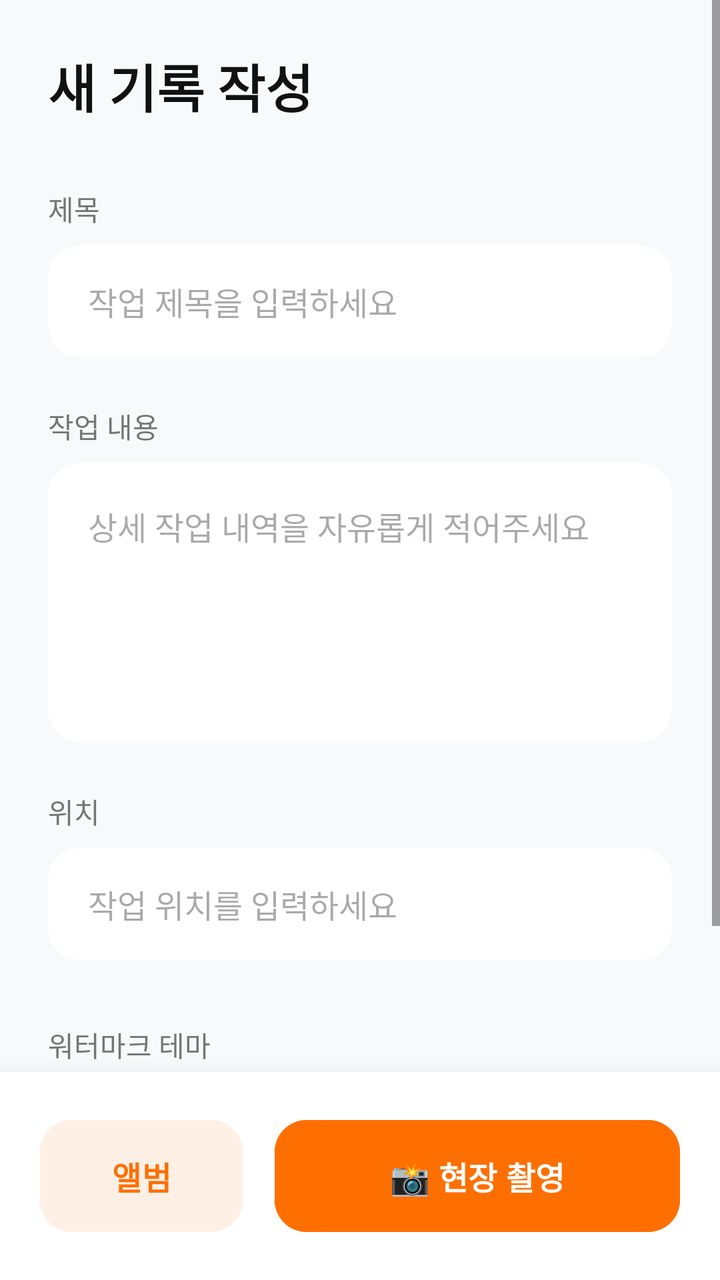
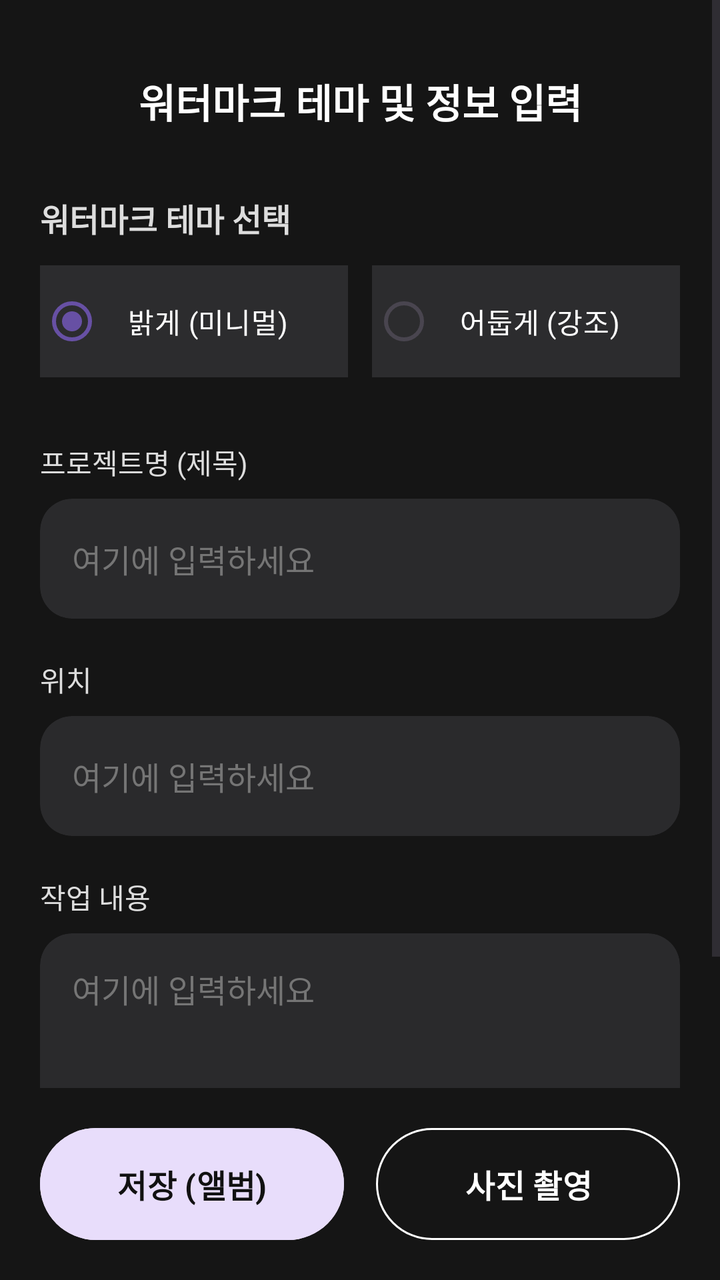

Compare the two renders of this Android layout. The source of the first and the diff that turns it into the second are given below.
<!-- AndroidManifest.xml: application theme Theme.Siteboard -->
<!-- res/layout/activity_sub.xml -->
<?xml version="1.0" encoding="utf-8"?>
<androidx.constraintlayout.widget.ConstraintLayout
    xmlns:android="http://schemas.android.com/apk/res/android"
    xmlns:app="http://schemas.android.com/apk/res-auto"
    android:layout_width="match_parent"
    android:layout_height="match_parent"
    android:background="#F8F9FA">

    <ScrollView
        android:layout_width="match_parent"
        android:layout_height="0dp"
        app:layout_constraintTop_toTopOf="parent"
        app:layout_constraintBottom_toTopOf="@id/layoutBottom"
        android:fillViewport="true">

        <LinearLayout
            android:layout_width="match_parent"
            android:layout_height="wrap_content"
            android:orientation="vertical"
            android:padding="24dp">

            <TextView android:layout_width="wrap_content" android:layout_height="wrap_content" android:text="새 기록 작성" android:textSize="26sp" android:textColor="#111111" android:textStyle="bold" android:layout_marginBottom="32dp"/>

            <TextView android:layout_width="wrap_content" android:layout_height="wrap_content" android:text="제목" android:textColor="#757575" android:textSize="14sp" android:layout_marginBottom="8dp"/>
            <androidx.cardview.widget.CardView android:layout_width="match_parent" android:layout_height="56dp" app:cardCornerRadius="16dp" app:cardElevation="0dp" app:cardBackgroundColor="#FFFFFF" android:layout_marginBottom="24dp">
                <EditText android:id="@+id/etTitle" android:layout_width="match_parent" android:layout_height="match_parent" android:background="@null" android:paddingHorizontal="20dp" android:hint="작업 제목을 입력하세요" android:textColor="#111111" android:textSize="16sp"/>
            </androidx.cardview.widget.CardView>

            <TextView android:layout_width="wrap_content" android:layout_height="wrap_content" android:text="작업 내용" android:textColor="#757575" android:textSize="14sp" android:layout_marginBottom="8dp"/>
            <androidx.cardview.widget.CardView android:layout_width="match_parent" android:layout_height="wrap_content" app:cardCornerRadius="16dp" app:cardElevation="0dp" app:cardBackgroundColor="#FFFFFF" android:layout_marginBottom="24dp">
                <EditText android:id="@+id/etDesc" android:layout_width="match_parent" android:layout_height="wrap_content" android:minHeight="140dp" android:background="@null" android:gravity="top" android:padding="20dp" android:hint="상세 작업 내역을 자유롭게 적어주세요" android:textColor="#111111" android:textSize="16sp" android:inputType="textMultiLine"/>
            </androidx.cardview.widget.CardView>

            <TextView android:layout_width="wrap_content" android:layout_height="wrap_content" android:text="위치" android:textColor="#757575" android:textSize="14sp" android:layout_marginBottom="8dp"/>
            <androidx.cardview.widget.CardView android:layout_width="match_parent" android:layout_height="56dp" app:cardCornerRadius="16dp" app:cardElevation="0dp" app:cardBackgroundColor="#FFFFFF" android:layout_marginBottom="32dp">
                <EditText android:id="@+id/etLocation" android:layout_width="match_parent" android:layout_height="match_parent" android:background="@null" android:paddingHorizontal="20dp" android:hint="작업 위치를 입력하세요" android:textColor="#111111" android:textSize="16sp"/>
            </androidx.cardview.widget.CardView>

            <TextView android:layout_width="wrap_content" android:layout_height="wrap_content" android:text="워터마크 테마" android:textColor="#757575" android:textSize="14sp" android:layout_marginBottom="8dp"/>
            <RadioGroup android:id="@+id/rgTheme" android:layout_width="match_parent" android:layout_height="wrap_content" android:orientation="horizontal" android:background="@drawable/bg_search_bar" android:backgroundTint="#FFFFFF" android:padding="4dp">
                <RadioButton android:id="@+id/rbLight" android:layout_width="0dp" android:layout_height="48dp" android:text="밝게" android:checked="true" android:layout_weight="1" android:buttonTint="#FF6F00" android:textColor="#111111"/>
                <RadioButton android:id="@+id/rbDark" android:layout_width="0dp" android:layout_height="48dp" android:text="어둡게" android:layout_weight="1" android:buttonTint="#FF6F00" android:textColor="#111111"/>
            </RadioGroup>
        </LinearLayout>
    </ScrollView>

    <LinearLayout
        android:id="@+id/layoutBottom"
        android:layout_width="match_parent"
        android:layout_height="wrap_content"
        android:orientation="horizontal"
        android:padding="20dp"
        android:background="#FFFFFF"
        android:elevation="16dp"
        app:layout_constraintBottom_toBottomOf="parent">

        <Button android:id="@+id/btnGallery" android:layout_width="0dp" android:layout_height="64dp" android:layout_weight="1" android:text="앨범" android:textColor="#FF6F00" android:backgroundTint="#FFF0E6" app:cornerRadius="16dp" android:textSize="16sp" android:textStyle="bold" android:layout_marginEnd="8dp"/>
        <Button android:id="@+id/btnCamera" android:layout_width="0dp" android:layout_height="64dp" android:layout_weight="2" android:text="📸 현장 촬영" android:textColor="#FFFFFF" android:backgroundTint="#FF6F00" app:cornerRadius="16dp" android:textSize="16sp" android:textStyle="bold" android:layout_marginStart="8dp"/>
    </LinearLayout>

    <LinearLayout android:id="@+id/layoutLoading" android:layout_width="match_parent" android:layout_height="match_parent" android:background="#D9FFFFFF" android:gravity="center" android:orientation="vertical" android:visibility="gone" android:clickable="true" android:focusable="true" app:layout_constraintTop_toTopOf="parent">
        <ProgressBar android:layout_width="64dp" android:layout_height="64dp" android:indeterminateTint="#FF6F00"/>
        <TextView android:layout_width="wrap_content" android:layout_height="wrap_content" android:text="사진에 기록을 새기는 중..." android:textColor="#111111" android:layout_marginTop="24dp" android:textSize="18sp" android:textStyle="bold"/>
    </LinearLayout>
</androidx.constraintlayout.widget.ConstraintLayout>
<!-- resources referenced by this layout -->
<resources>
  <!-- drawable bg_search_bar (drawable) -->
  <?xml version="1.0" encoding="utf-8"?>
  <shape xmlns:android="http://schemas.android.com/apk/res/android"
      android:shape="rectangle">
  
      <solid android:color="#FFFFFF" />
  
      <corners android:radius="16dp" />
  
      <stroke
          android:width="1dp"
          android:color="#E0E0E0" />
  
  </shape>
  <style name="Theme.Siteboard" parent="Base.Theme.Siteboard" />
  <style name="Base.Theme.Siteboard" parent="Theme.Material3.DayNight.NoActionBar">
          
          
      </style>
</resources>

<!-- the commit's change to res/layout/activity_sub.xml (unified diff, before → after) -->
@@ -4,62 +4,96 @@
     xmlns:app="http://schemas.android.com/apk/res-auto"
     android:layout_width="match_parent"
     android:layout_height="match_parent"
-    android:background="#F8F9FA">
+    android:background="#151515"> <ScrollView
+    android:layout_width="match_parent"
+    android:layout_height="0dp"
+    app:layout_constraintTop_toTopOf="parent"
+    app:layout_constraintBottom_toTopOf="@id/layoutBottom"
+    android:fillViewport="true">
 
-    <ScrollView
+    <LinearLayout
         android:layout_width="match_parent"
-        android:layout_height="0dp"
-        app:layout_constraintTop_toTopOf="parent"
-        app:layout_constraintBottom_toTopOf="@id/layoutBottom"
-        android:fillViewport="true">
+        android:layout_height="wrap_content"
+        android:orientation="vertical"
+        android:padding="20dp">
 
-        <LinearLayout
+        <TextView
             android:layout_width="match_parent"
             android:layout_height="wrap_content"
-            android:orientation="vertical"
-            android:padding="24dp">
+            android:text="워터마크 테마 및 정보 입력"
+            android:textSize="20sp"
+            android:textColor="#FFFFFF"
+            android:textStyle="bold"
+            android:gravity="center"
+            android:layout_marginTop="16dp"
+            android:layout_marginBottom="32dp"/>
 
-            <TextView android:layout_width="wrap_content" android:layout_height="wrap_content" android:text="새 기록 작성" android:textSize="26sp" android:textColor="#111111" android:textStyle="bold" android:layout_marginBottom="32dp"/>
+        <TextView android:layout_width="wrap_content" android:layout_height="wrap_content" android:text="워터마크 테마 선택" android:textColor="#DDDDDD" android:textSize="16sp" android:textStyle="bold" android:layout_marginBottom="12dp"/>
 
-            <TextView android:layout_width="wrap_content" android:layout_height="wrap_content" android:text="제목" android:textColor="#757575" android:textSize="14sp" android:layout_marginBottom="8dp"/>
-            <androidx.cardview.widget.CardView android:layout_width="match_parent" android:layout_height="56dp" app:cardCornerRadius="16dp" app:cardElevation="0dp" app:cardBackgroundColor="#FFFFFF" android:layout_marginBottom="24dp">
-                <EditText android:id="@+id/etTitle" android:layout_width="match_parent" android:layout_height="match_parent" android:background="@null" android:paddingHorizontal="20dp" android:hint="작업 제목을 입력하세요" android:textColor="#111111" android:textSize="16sp"/>
-            </androidx.cardview.widget.CardView>
+        <RadioGroup android:id="@+id/rgTheme" android:layout_width="match_parent" android:layout_height="wrap_content" android:orientation="horizontal" android:layout_marginBottom="32dp">
+            <RadioButton android:id="@+id/rbLight" android:layout_width="0dp" android:layout_height="56dp" android:text="밝게 (미니멀)" android:checked="true" android:layout_weight="1" android:buttonTint="#D0BCFF" android:textColor="#FFFFFF" android:background="#2C2C2E" android:layout_marginEnd="6dp" android:paddingStart="12dp"/>
+            <RadioButton android:id="@+id/rbDark" android:layout_width="0dp" android:layout_height="56dp" android:text="어둡게 (강조)" android:layout_weight="1" android:buttonTint="#D0BCFF" android:textColor="#FFFFFF" android:background="#2C2C2E" android:layout_marginStart="6dp" android:paddingStart="12dp"/>
+        </RadioGroup>
 
-            <TextView android:layout_width="wrap_content" android:layout_height="wrap_content" android:text="작업 내용" android:textColor="#757575" android:textSize="14sp" android:layout_marginBottom="8dp"/>
-            <androidx.cardview.widget.CardView android:layout_width="match_parent" android:layout_height="wrap_content" app:cardCornerRadius="16dp" app:cardElevation="0dp" app:cardBackgroundColor="#FFFFFF" android:layout_marginBottom="24dp">
-                <EditText android:id="@+id/etDesc" android:layout_width="match_parent" android:layout_height="wrap_content" android:minHeight="140dp" android:background="@null" android:gravity="top" android:padding="20dp" android:hint="상세 작업 내역을 자유롭게 적어주세요" android:textColor="#111111" android:textSize="16sp" android:inputType="textMultiLine"/>
-            </androidx.cardview.widget.CardView>
+        <TextView android:layout_width="wrap_content" android:layout_height="wrap_content" android:text="프로젝트명 (제목)" android:textColor="#DDDDDD" android:textSize="14sp" android:layout_marginBottom="8dp"/>
+        <androidx.cardview.widget.CardView android:layout_width="match_parent" android:layout_height="60dp" app:cardCornerRadius="16dp" app:cardElevation="0dp" app:cardBackgroundColor="#2A2A2C" android:layout_marginBottom="20dp">
+            <EditText android:id="@+id/etTitle" android:layout_width="match_parent" android:layout_height="match_parent" android:background="@null" android:paddingHorizontal="16dp" android:hint="여기에 입력하세요" android:textColorHint="#757575" android:textColor="#FFFFFF" android:textSize="16sp" android:inputType="text"/>
+        </androidx.cardview.widget.CardView>
 
-            <TextView android:layout_width="wrap_content" android:layout_height="wrap_content" android:text="위치" android:textColor="#757575" android:textSize="14sp" android:layout_marginBottom="8dp"/>
-            <androidx.cardview.widget.CardView android:layout_width="match_parent" android:layout_height="56dp" app:cardCornerRadius="16dp" app:cardElevation="0dp" app:cardBackgroundColor="#FFFFFF" android:layout_marginBottom="32dp">
-                <EditText android:id="@+id/etLocation" android:layout_width="match_parent" android:layout_height="match_parent" android:background="@null" android:paddingHorizontal="20dp" android:hint="작업 위치를 입력하세요" android:textColor="#111111" android:textSize="16sp"/>
-            </androidx.cardview.widget.CardView>
+        <TextView android:layout_width="wrap_content" android:layout_height="wrap_content" android:text="위치" android:textColor="#DDDDDD" android:textSize="14sp" android:layout_marginBottom="8dp"/>
+        <androidx.cardview.widget.CardView android:layout_width="match_parent" android:layout_height="60dp" app:cardCornerRadius="16dp" app:cardElevation="0dp" app:cardBackgroundColor="#2A2A2C" android:layout_marginBottom="20dp">
+            <EditText android:id="@+id/etLocation" android:layout_width="match_parent" android:layout_height="match_parent" android:background="@null" android:paddingHorizontal="16dp" android:hint="여기에 입력하세요" android:textColorHint="#757575" android:textColor="#FFFFFF" android:textSize="16sp" android:inputType="text"/>
+        </androidx.cardview.widget.CardView>
 
-            <TextView android:layout_width="wrap_content" android:layout_height="wrap_content" android:text="워터마크 테마" android:textColor="#757575" android:textSize="14sp" android:layout_marginBottom="8dp"/>
-            <RadioGroup android:id="@+id/rgTheme" android:layout_width="match_parent" android:layout_height="wrap_content" android:orientation="horizontal" android:background="@drawable/bg_search_bar" android:backgroundTint="#FFFFFF" android:padding="4dp">
-                <RadioButton android:id="@+id/rbLight" android:layout_width="0dp" android:layout_height="48dp" android:text="밝게" android:checked="true" android:layout_weight="1" android:buttonTint="#FF6F00" android:textColor="#111111"/>
-                <RadioButton android:id="@+id/rbDark" android:layout_width="0dp" android:layout_height="48dp" android:text="어둡게" android:layout_weight="1" android:buttonTint="#FF6F00" android:textColor="#111111"/>
-            </RadioGroup>
-        </LinearLayout>
-    </ScrollView>
+        <TextView android:layout_width="wrap_content" android:layout_height="wrap_content" android:text="작업 내용" android:textColor="#DDDDDD" android:textSize="14sp" android:layout_marginBottom="8dp"/>
+        <androidx.cardview.widget.CardView android:layout_width="match_parent" android:layout_height="wrap_content" app:cardCornerRadius="16dp" app:cardElevation="0dp" app:cardBackgroundColor="#2A2A2C" android:layout_marginBottom="32dp">
+            <EditText android:id="@+id/etDesc" android:layout_width="match_parent" android:layout_height="wrap_content" android:minHeight="100dp" android:gravity="top" android:background="@null" android:padding="16dp" android:hint="여기에 입력하세요" android:textColorHint="#757575" android:textColor="#FFFFFF" android:textSize="16sp" android:inputType="textMultiLine"/>
+        </androidx.cardview.widget.CardView>
+
+    </LinearLayout>
+</ScrollView>
 
     <LinearLayout
         android:id="@+id/layoutBottom"
         android:layout_width="match_parent"
         android:layout_height="wrap_content"
         android:orientation="horizontal"
-        android:padding="20dp"
-        android:background="#FFFFFF"
-        android:elevation="16dp"
+        android:paddingHorizontal="20dp"
+        android:paddingVertical="16dp"
+        android:background="#151515"
         app:layout_constraintBottom_toBottomOf="parent">
 
-        <Button android:id="@+id/btnGallery" android:layout_width="0dp" android:layout_height="64dp" android:layout_weight="1" android:text="앨범" android:textColor="#FF6F00" android:backgroundTint="#FFF0E6" app:cornerRadius="16dp" android:textSize="16sp" android:textStyle="bold" android:layout_marginEnd="8dp"/>
-        <Button android:id="@+id/btnCamera" android:layout_width="0dp" android:layout_height="64dp" android:layout_weight="2" android:text="📸 현장 촬영" android:textColor="#FFFFFF" android:backgroundTint="#FF6F00" app:cornerRadius="16dp" android:textSize="16sp" android:textStyle="bold" android:layout_marginStart="8dp"/>
+        <Button
+            android:id="@+id/btnGallery"
+            android:layout_width="0dp"
+            android:layout_height="64dp"
+            android:layout_weight="1"
+            android:text="저장 (앨범)"
+            android:textColor="#111111"
+            android:backgroundTint="#E8DDFB"
+            app:cornerRadius="32dp"
+            android:textSize="16sp"
+            android:textStyle="bold"
+            android:layout_marginEnd="8dp"/>
+
+        <Button
+            android:id="@+id/btnCamera"
+            android:layout_width="0dp"
+            android:layout_height="64dp"
+            android:layout_weight="1"
+            android:text="사진 촬영"
+            android:textColor="#FFFFFF"
+            android:backgroundTint="#151515"
+            app:strokeColor="#FFFFFF"
+            app:strokeWidth="1dp"
+            app:cornerRadius="32dp"
+            android:textSize="16sp"
+            android:textStyle="bold"
+            android:layout_marginStart="8dp"/>
     </LinearLayout>
 
-    <LinearLayout android:id="@+id/layoutLoading" android:layout_width="match_parent" android:layout_height="match_parent" android:background="#D9FFFFFF" android:gravity="center" android:orientation="vertical" android:visibility="gone" android:clickable="true" android:focusable="true" app:layout_constraintTop_toTopOf="parent">
-        <ProgressBar android:layout_width="64dp" android:layout_height="64dp" android:indeterminateTint="#FF6F00"/>
-        <TextView android:layout_width="wrap_content" android:layout_height="wrap_content" android:text="사진에 기록을 새기는 중..." android:textColor="#111111" android:layout_marginTop="24dp" android:textSize="18sp" android:textStyle="bold"/>
+    <LinearLayout android:id="@+id/layoutLoading" android:layout_width="match_parent" android:layout_height="match_parent" android:background="#E6000000" android:gravity="center" android:orientation="vertical" android:visibility="gone" android:clickable="true" android:focusable="true" app:layout_constraintTop_toTopOf="parent">
+        <ProgressBar android:layout_width="wrap_content" android:layout_height="wrap_content" android:indeterminateTint="#D0BCFF"/>
+        <TextView android:layout_width="wrap_content" android:layout_height="wrap_content" android:text="처리 중입니다..." android:textColor="#FFFFFF" android:layout_marginTop="16dp" android:textSize="16sp"/>
     </LinearLayout>
 </androidx.constraintlayout.widget.ConstraintLayout>
<!-- resource entries referenced after the edit -->
@@ -1,19 +1,5 @@
 <!-- resources referenced by this layout -->
 <resources>
-  <!-- drawable bg_search_bar (drawable) -->
-  <?xml version="1.0" encoding="utf-8"?>
-  <shape xmlns:android="http://schemas.android.com/apk/res/android"
-      android:shape="rectangle">
-  
-      <solid android:color="#FFFFFF" />
-  
-      <corners android:radius="16dp" />
-  
-      <stroke
-          android:width="1dp"
-          android:color="#E0E0E0" />
-  
-  </shape>
   <style name="Theme.Siteboard" parent="Base.Theme.Siteboard" />
   <style name="Base.Theme.Siteboard" parent="Theme.Material3.DayNight.NoActionBar">
           
